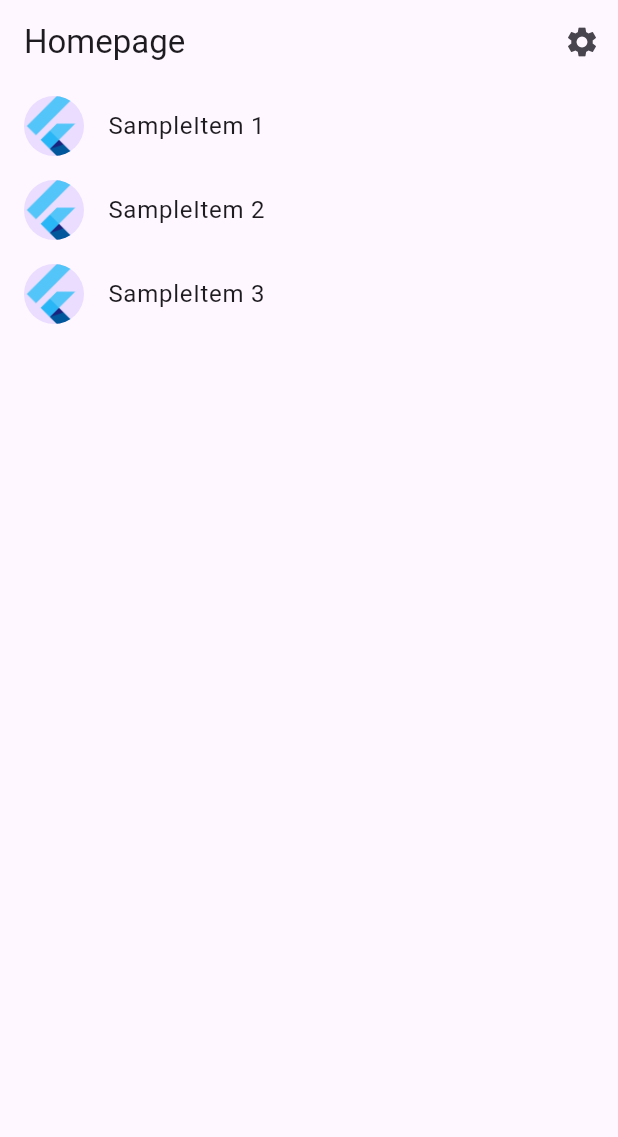
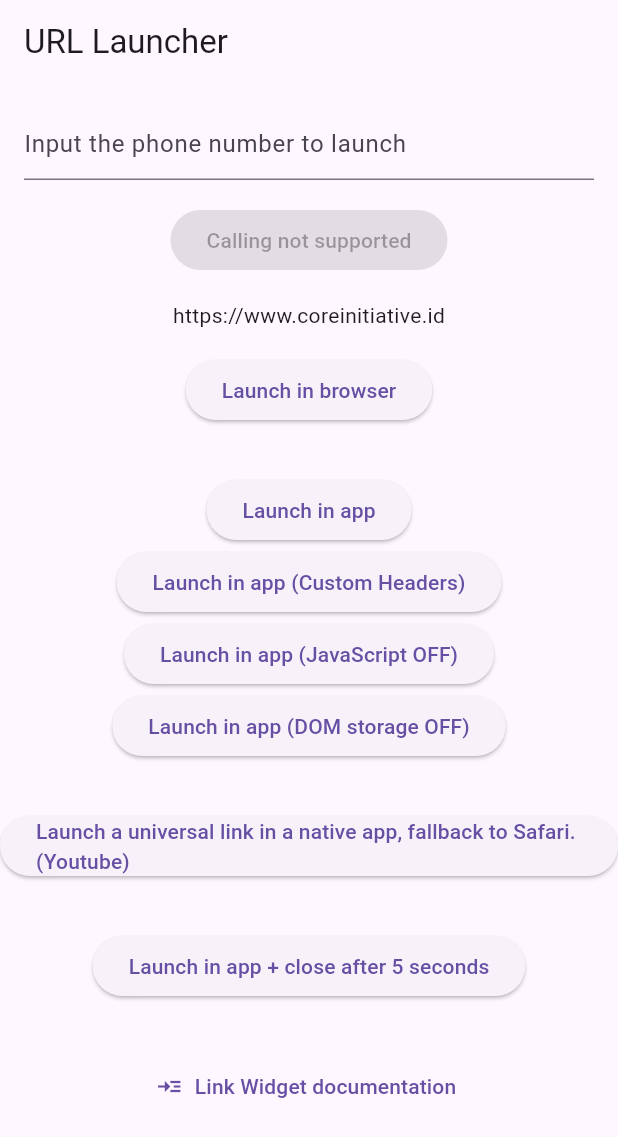
Before and after one commit to aulia-rosyida/aulias-potions, a Flutter app: the screen it shows after launch, on a phone screen of 412 x 824 dp. Shown: the top 1137 px of the screen. Run offline on Flutter 3.47's test engine with Material 3 defaults, Android fonts, the phone set to English and light mode, and no system bars; generated files the repository leaves out were written again.

Commit message:
feat: url launcher demo 6.2.4 version

```diff
--- a/lib/main.dart
+++ b/lib/main.dart
@@ -1,3 +1,4 @@
+import 'package:aulias_potions/src/demo_url_launcher/url_launcher_page.dart';
 import 'package:flutter/material.dart';
 
 import 'src/app.dart';
@@ -16,5 +17,22 @@ void main() async {
   // Run the app and pass in the SettingsController. The app listens to the
   // SettingsController for changes, then passes it further down to the
   // SettingsView.
-  runApp(AuliaApp(settingsController: settingsController));
+  // runApp(AuliaApp(settingsController: settingsController));
+
+  runApp(const MyApp());
 }
+
+class MyApp extends StatelessWidget {
+  const MyApp({super.key});
+
+  @override
+  Widget build(BuildContext context) {
+    return MaterialApp(
+      title: 'URL Launcher',
+      theme: ThemeData(
+        primarySwatch: Colors.blue,
+      ),
+      home: const MyHomePage(title: 'URL Launcher'),
+    );
+  }
+}
--- /dev/null
+++ b/lib/src/demo_url_launcher/url_launcher_page.dart
@@ -0,0 +1,222 @@
+import 'dart:async';
+
+import 'package:flutter/material.dart';
+import 'package:url_launcher/link.dart';
+import 'package:url_launcher/url_launcher.dart';
+
+class MyHomePage extends StatefulWidget {
+  const MyHomePage({super.key, required this.title});
+  final String title;
+
+  @override
+  State<MyHomePage> createState() => _MyHomePageState();
+}
+
+class _MyHomePageState extends State<MyHomePage> {
+  bool _hasCallSupport = false;
+  Future<void>? _launched;
+  String _phone = '';
+
+  @override
+  void initState() {
+    super.initState();
+    // Check for phone call support.
+    canLaunchUrl(Uri(scheme: 'tel', path: '123')).then((bool result) {
+      setState(() {
+        _hasCallSupport = result;
+      });
+    });
+  }
+
+  Future<void> _launchInBrowser(Uri url) async {
+    if (!await launchUrl(
+      url,
+      mode: LaunchMode.externalApplication,
+    )) {
+      throw Exception('Could not launch $url');
+    }
+  }
+
+  Future<void> _launchInBrowserView(Uri url) async {
+    if (!await launchUrl(url, mode: LaunchMode.inAppBrowserView)) {
+      throw Exception('Could not launch $url');
+    }
+  }
+
+  Future<void> _launchInWebView(Uri url) async {
+    if (!await launchUrl(url, mode: LaunchMode.inAppWebView)) {
+      throw Exception('Could not launch $url');
+    }
+  }
+
+  Future<void> _launchAsInAppWebViewWithCustomHeaders(Uri url) async {
+    if (!await launchUrl(
+      url,
+      mode: LaunchMode.inAppWebView,
+      webViewConfiguration: const WebViewConfiguration(
+          headers: <String, String>{'my_header_key': 'my_header_value'}),
+    )) {
+      throw Exception('Could not launch $url');
+    }
+  }
+
+  Future<void> _launchInWebViewWithoutJavaScript(Uri url) async {
+    if (!await launchUrl(
+      url,
+      mode: LaunchMode.inAppWebView,
+      webViewConfiguration: const WebViewConfiguration(enableJavaScript: false),
+    )) {
+      throw Exception('Could not launch $url');
+    }
+  }
+
+  Future<void> _launchInWebViewWithoutDomStorage(Uri url) async {
+    if (!await launchUrl(
+      url,
+      mode: LaunchMode.inAppWebView,
+      webViewConfiguration: const WebViewConfiguration(enableDomStorage: false),
+    )) {
+      throw Exception('Could not launch $url');
+    }
+  }
+
+  Future<void> _launchUniversalLinkIOS(Uri url) async {
+    final bool nativeAppLaunchSucceeded = await launchUrl(
+      url,
+      mode: LaunchMode.externalNonBrowserApplication,
+    );
+    if (!nativeAppLaunchSucceeded) {
+      await launchUrl(
+        url,
+        mode: LaunchMode.inAppBrowserView,
+      );
+    }
+  }
+
+  Widget _launchStatus(BuildContext context, AsyncSnapshot<void> snapshot) {
+    if (snapshot.hasError) {
+      return Text('Error: ${snapshot.error}');
+    } else {
+      return const Text('');
+    }
+  }
+
+  Future<void> _makePhoneCall(String phoneNumber) async {
+    final Uri launchUri = Uri(
+      scheme: 'tel',
+      path: phoneNumber,
+    );
+    await launchUrl(launchUri);
+  }
+
+  @override
+  Widget build(BuildContext context) {
+    // onPressed calls using this URL are not gated on a 'canLaunch' check
+    // because the assumption is that every device can launch a web URL.
+    final Uri toLaunch =
+        // Uri(scheme: 'https', host: 'www.coreinitiative.id', path: 'headers/');
+        Uri(
+      scheme: 'https',
+      host: 'www.coreinitiative.id',
+    );
+    return Scaffold(
+      appBar: AppBar(
+        title: Text(widget.title),
+      ),
+      body: ListView(
+        children: <Widget>[
+          Column(
+            mainAxisAlignment: MainAxisAlignment.center,
+            children: <Widget>[
+              Padding(
+                padding: const EdgeInsets.all(16.0),
+                child: TextField(
+                    onChanged: (String text) => _phone = text,
+                    decoration: const InputDecoration(
+                        hintText: 'Input the phone number to launch')),
+              ),
+              ElevatedButton(
+                onPressed: _hasCallSupport
+                    ? () => setState(() {
+                          _launched = _makePhoneCall(_phone);
+                        })
+                    : null,
+                child: _hasCallSupport
+                    ? const Text('Make phone call')
+                    : const Text('Calling not supported'),
+              ),
+              Padding(
+                padding: const EdgeInsets.all(16.0),
+                child: Text(toLaunch.toString()),
+              ),
+              ElevatedButton(
+                onPressed: () => setState(() {
+                  _launched = _launchInBrowser(toLaunch);
+                }),
+                child: const Text('Launch in browser'),
+              ),
+              const Padding(padding: EdgeInsets.all(16.0)),
+              ElevatedButton(
+                onPressed: () => setState(() {
+                  _launched = _launchInBrowserView(toLaunch);
+                }),
+                child: const Text('Launch in app'),
+              ),
+              ElevatedButton(
+                onPressed: () => setState(() {
+                  _launched = _launchAsInAppWebViewWithCustomHeaders(toLaunch);
+                }),
+                child: const Text('Launch in app (Custom Headers)'),
+              ),
+              ElevatedButton(
+                onPressed: () => setState(() {
+                  _launched = _launchInWebViewWithoutJavaScript(toLaunch);
+                }),
+                child: const Text('Launch in app (JavaScript OFF)'),
+              ),
+              ElevatedButton(
+                onPressed: () => setState(() {
+                  _launched = _launchInWebViewWithoutDomStorage(toLaunch);
+                }),
+                child: const Text('Launch in app (DOM storage OFF)'),
+              ),
+              const Padding(padding: EdgeInsets.all(16.0)),
+              ElevatedButton(
+                onPressed: () => setState(() {
+                  _launched = _launchUniversalLinkIOS(toLaunch);
+                }),
+                child: const Text(
+                    'Launch a universal link in a native app, fallback to Safari.(Youtube)'),
+              ),
+              const Padding(padding: EdgeInsets.all(16.0)),
+              ElevatedButton(
+                onPressed: () => setState(() {
+                  _launched = _launchInWebView(toLaunch);
+                  Timer(const Duration(seconds: 5), () {
+                    closeInAppWebView();
+                  });
+                }),
+                child: const Text('Launch in app + close after 5 seconds'),
+              ),
+              const Padding(padding: EdgeInsets.all(16.0)),
+              Link(
+                uri: Uri.parse(
+                    'https://pub.dev/documentation/url_launcher/latest/link/link-library.html'),
+                target: LinkTarget.blank,
+                builder: (BuildContext ctx, FollowLink? openLink) {
+                  return TextButton.icon(
+                    onPressed: openLink,
+                    label: const Text('Link Widget documentation'),
+                    icon: const Icon(Icons.read_more),
+                  );
+                },
+              ),
+              const Padding(padding: EdgeInsets.all(16.0)),
+              FutureBuilder<void>(future: _launched, builder: _launchStatus),
+            ],
+          ),
+        ],
+      ),
+    );
+  }
+}
--- a/pubspec.yaml
+++ b/pubspec.yaml
@@ -15,6 +15,7 @@ dependencies:
     sdk: flutter
   flutter_localizations:
     sdk: flutter
+  url_launcher: ^6.2.4
 
 dev_dependencies:
   flutter_test:
```
Also changed, not shown: pubspec.lock, 12 other files.
